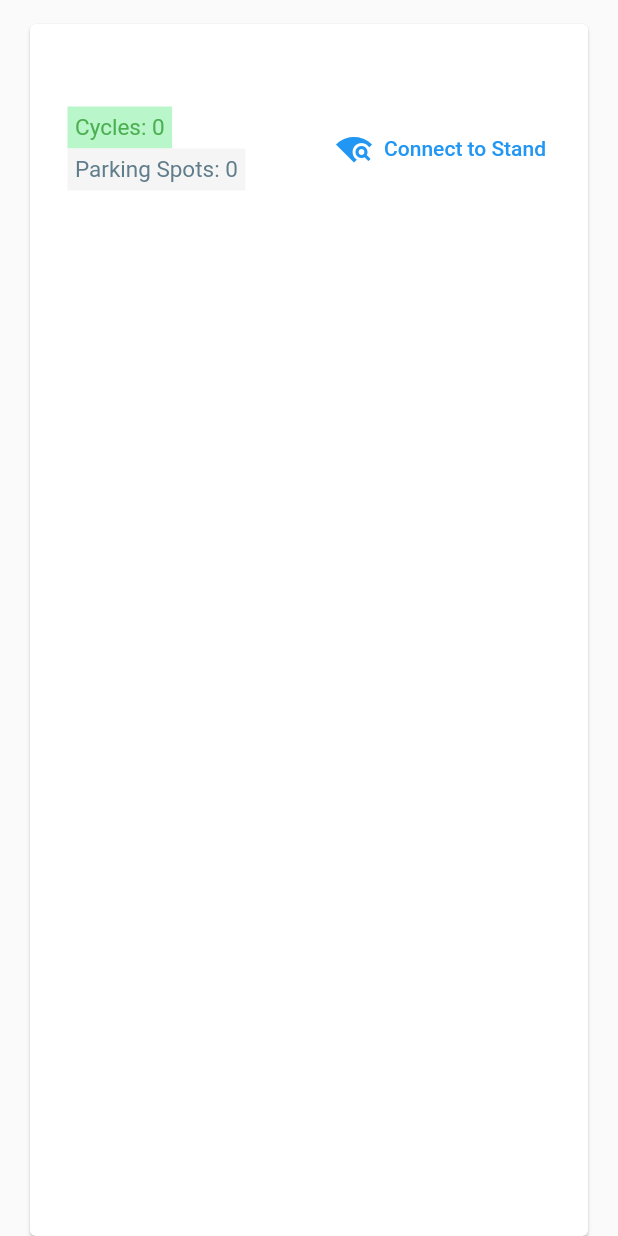
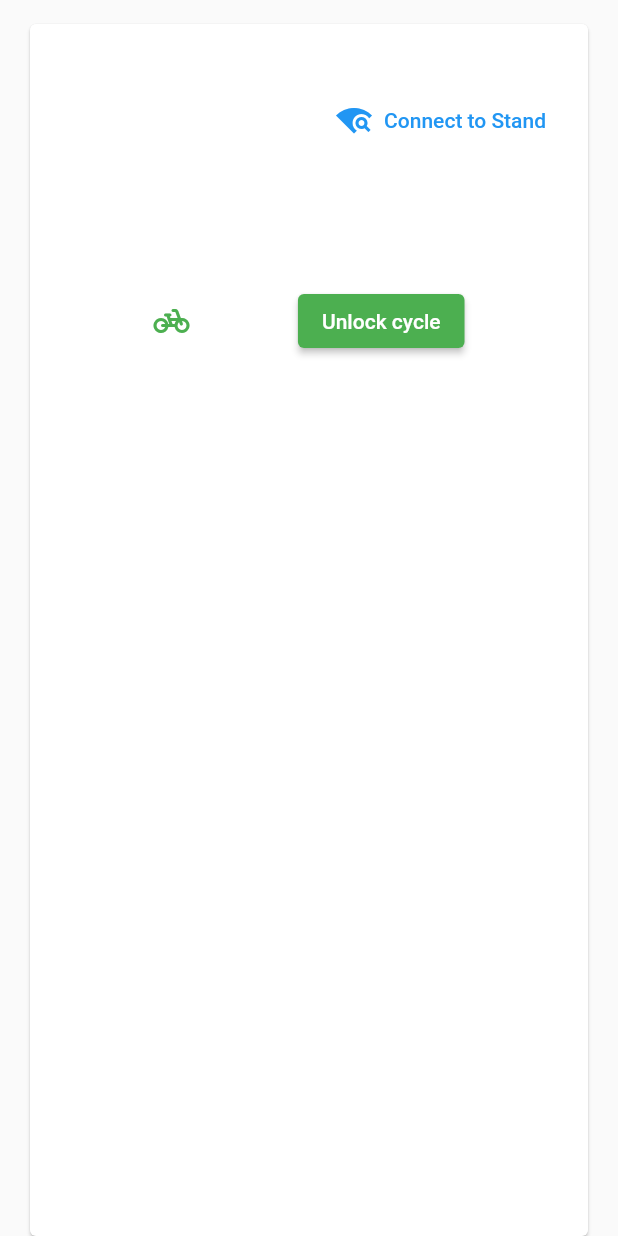
Before and after one commit to eternalfrustation/cycleone, a Flutter app: the CycleTile widget shown alone on an empty page, opened directly with empty values, after a tap on "Connect to Stand", after a tap on "cancel", on a phone screen of 412 x 824 dp. Run offline on Flutter 3.47's test engine with Material 2 defaults, Android fonts, the phone set to English and light mode, and no system bars; our stand-ins replace cloud_firestore, firebase_auth, firebase_core, flutter_bluetooth_serial, flutter_spinkit, permission_handler and 1 more; missing offline and left inert: mobile_scanner, wifi_iot; accounts and stored records are empty.

Commit message:
Added ability to unlock cycle stands using qr code

```diff
--- a/lib/models/stand.dart
+++ b/lib/models/stand.dart
@@ -1,16 +1,43 @@
+import 'dart:convert';
+import 'dart:developer';
+import 'dart:typed_data';
+
+import 'package:flutter_bluetooth_serial/flutter_bluetooth_serial.dart';
+
 class Stand {
+  final String name;
+  final String? macAddress;
+  bool? isLocked;
+  BluetoothConnection? btConn;
+  String? currentTag;
 
-  final String name;
-  final int id;
-  final List<bool> lockStatus;
-  final String ip;
-  final String ssid;
-  final String password;
-  bool connectedToApp = false;
+  Stand({
+    required this.name,
+    required this.macAddress,
+  });
+  connect() async {
+    btConn = await BluetoothConnection.toAddress(macAddress);
+    btConn?.input?.listen((data) {
+      final resp = jsonDecode(data as String);
+      if (resp["status"] == "failed") {
+        log(resp);
+        if ((resp["error"] as String).contains("Not Available")) {
+          isLocked == false;
+        }
+      } else if (resp["status"] == "success") {
+        currentTag = resp["tag"];
+        isLocked = true;
+      }
+    });
+  }
 
-  int emptys = 0;
-  int fulls = 0;
-  int total = 0;
+  void unlock() {
+    btConn?.output.add('U' as Uint8List);
+  }
 
-  Stand({required this.name, required this.id, required this.lockStatus, required this.ip, required this.ssid, required this.password});
+  void getTag() {
+    btConn?.output.add('G' as Uint8List);
+  }
 }
+
+class InvalidMacAddress {}
--- a/lib/screens/signin.dart
+++ b/lib/screens/signin.dart
@@ -6,7 +6,6 @@ import '../shared/constants.dart';
 import '../shared/loading.dart';
 
 class SignIn extends StatefulWidget {
-
   final Function toggleView;
   const SignIn({super.key, required this.toggleView});
 
@@ -15,7 +14,6 @@ class SignIn extends StatefulWidget {
 }
 
 class _SignInState extends State<SignIn> {
-
   final AuthService _authservice = AuthService();
   String email = '';
   String password = '';
@@ -25,11 +23,13 @@ class _SignInState extends State<SignIn> {
 
   @override
   Widget build(BuildContext context) {
-    return loading ? LoadingCycle() : Scaffold(
+    return loading
+        ? LoadingCycle()
+        : Scaffold(
             appBar: AppBar(
               backgroundColor: Colors.black,
               elevation: 0.0,
-        title: Text("Sign in to Cycl-One"),
+              title: Text("Sign in to Cycle-One"),
               actions: <Widget>[
                 TextButton.icon(
                     onPressed: () => widget.toggleView(),
@@ -45,28 +45,44 @@ class _SignInState extends State<SignIn> {
                       key: _formKey,
                       child: Column(
                         children: <Widget>[
-                SizedBox(height: 20,),
+                          SizedBox(
+                            height: 20,
+                          ),
                           TextFormField(
-                  decoration: textInputDecor.copyWith(hintText: 'email'),
-                  validator: (value) => value!.endsWith('sliet.ac.in') ? null : 'Enter institute email id',
+                            decoration:
+                                textInputDecor.copyWith(hintText: 'email'),
+                            validator: (value) => value!.endsWith('sliet.ac.in')
+                                ? null
+                                : 'Enter institute email id',
                             onChanged: (value) => setState(() => email = value),
                           ),
-                SizedBox(height: 20,),
+                          SizedBox(
+                            height: 20,
+                          ),
                           TextFormField(
-                  decoration: textInputDecor.copyWith(hintText: 'password'),
-                  validator: (value) => value!.length < 6 ? 'Enter valid password' : null,
+                            decoration:
+                                textInputDecor.copyWith(hintText: 'password'),
+                            validator: (value) => value!.length < 6
+                                ? 'Enter valid password'
+                                : null,
                             obscureText: true,
-                  onChanged: (value) => setState(() => password = value),
+                            onChanged: (value) =>
+                                setState(() => password = value),
                           ),
-                SizedBox(height: 20,),
+                          SizedBox(
+                            height: 20,
+                          ),
                           ElevatedButton(
                             onPressed: () async {
                               if (_formKey.currentState!.validate()) {
                                 setState(() => loading = true);
-                      dynamic result = await _authservice.signInWithEmailAndPassword(email, password);
+                                dynamic result = await _authservice
+                                    .signInWithEmailAndPassword(
+                                        email, password);
                                 if (result == null) {
                                   setState(() {
-                          error = 'invalid email password combination';
+                                    error =
+                                        'invalid email password combination';
                                     loading = false;
                                   });
                                 }
@@ -77,11 +93,19 @@ class _SignInState extends State<SignIn> {
                         ],
                       )),
                   ElevatedButton(
-              onPressed: () async => await _authservice.signInAnonymously(),
+                    onPressed: () async =>
+                        await _authservice.signInAnonymously(),
                     child: Text("Sign In Anonymously"),
                   ),
-            SizedBox(height: 20,),
-            Text(error, style: TextStyle(color: Colors.red,),),
+                  SizedBox(
+                    height: 20,
+                  ),
+                  Text(
+                    error,
+                    style: TextStyle(
+                      color: Colors.red,
+                    ),
+                  ),
                 ],
               ),
             ),
--- a/lib/services/wifi.dart
+++ /dev/null
@@ -1,53 +0,0 @@
-import 'dart:convert';
-import 'dart:developer';
-
-import 'package:wifi_iot/wifi_iot.dart';
-import 'package:flutter/material.dart';
-import 'package:cycleone/models/stand.dart';
-import 'package:http/http.dart';
-
-class WiFiService {
-  Stand stand;
-  WiFiService({required this.stand});
-  bool notConfigured = true;
-  bool notEnabled = true;
-  bool notConnected = true;
-  bool connectedToStand = false;
-
-  Future<bool?> connectToStand() async {
-    await WiFiForIoTPlugin.setEnabled(true, shouldOpenSettings: true);
-    await WiFiForIoTPlugin.connect(stand.ssid,
-        timeoutInSeconds: 5, password: stand.password);
-    await WiFiForIoTPlugin.forceWifiUsage(true);
-    /*
-      await WiFiForIoTPlugin.getIP() == stand.ip
-          ? connectedToStand = true
-          : WiFiForIoTPlugin.connect(stand.ssid, timeoutInSeconds: 5);
-*/
-    /*
-      if (!notEnabled && !notConnected && connectedToStand) {
-        notConfigured = false;
-        stand.connectedToApp = true;
-        return true;
-      } else {
-        return false;
-      }
-    }*/
-    return true;
-  }
-
-  saveRequest(int n) {}
-  update() {}
-  String sendUnlockRequest(int n) {
-    var uri = Uri(
-        scheme: "http",
-        host: stand.ip,
-        queryParameters: {'cycleNum': n.toString()});
-    log(uri.toString());
-    var request = get(uri);
-    log(request.toString());
-    var resp = request.asStream().toString();
-    log(resp);
-    return resp;
-  }
-}
--- a/lib/shared/cycletile.dart
+++ b/lib/shared/cycletile.dart
@@ -1,12 +1,8 @@
 // ignore_for_file: prefer_const_constructors
 
-
-import 'package:cycleone/services/wifi.dart';
-import 'package:cycleone/shared/constants.dart';
 import 'package:cycleone/shared/expandedcycletile.dart';
 import 'package:flutter/material.dart';
 import '../models/stand.dart';
-import 'package:wifi_iot/wifi_iot.dart';
 import 'loading.dart';
 
 class CycleTile extends StatefulWidget {
@@ -18,7 +14,6 @@ class CycleTile extends StatefulWidget {
 }
 
 class _CycleTileState extends State<CycleTile> {
-  late WiFiService wiFiService = WiFiService(stand: widget.stand);
   late String uid = widget.uid;
   bool loading = false;
   bool connected = true;
@@ -56,35 +51,6 @@ class _CycleTileState extends State<CycleTile> {
                 SizedBox(
                   width: 25,
                 ),
-                Column(
-                  crossAxisAlignment: CrossAxisAlignment.start,
-                  children: [
-                    Container(
-                      margin: EdgeInsets.fromLTRB(0.0, 15.0, 0.0, 0.0),
-                      padding: EdgeInsets.all(5.0),
-                      decoration: BoxDecoration(
-                        color: Colors.greenAccent[100],
-                      ),
-                      child: Text("Cycles: ${widget.stand.fulls}",
-                          style: TextStyle(
-                            color: Colors.green,
-                            fontSize: 15,
-                          )),
-                    ),
-                    Container(
-                      margin: EdgeInsets.fromLTRB(0.0, 0.0, 0.0, 15.0),
-                      padding: EdgeInsets.all(5.0),
-                      decoration: BoxDecoration(
-                        color: Colors.grey[100],
-                      ),
-                      child: Text("Parking Spots: ${widget.stand.emptys}",
-                          style: TextStyle(
-                            color: Colors.blueGrey,
-                            fontSize: 15,
-                          )),
-                    )
-                  ],
-                ),
                 Spacer(),
                 loading
                     ? TextButton.icon(
@@ -101,7 +67,6 @@ class _CycleTileState extends State<CycleTile> {
                       )
                     : TextButton.icon(
                         onPressed: () async {
-                          await wiFiService.connectToStand();
                           setState(() {
                             loading = true;
                           });
--- a/lib/shared/expandedcycletile.dart
+++ b/lib/shared/expandedcycletile.dart
@@ -1,7 +1,6 @@
 import 'dart:developer';
 import 'package:cycleone/shared/constants.dart';
 
-import 'package:cycleone/services/wifi.dart';
 import 'package:flutter/material.dart';
 import 'package:flutter/src/widgets/framework.dart';
 import 'package:flutter/src/widgets/placeholder.dart';
@@ -16,45 +15,37 @@ class ExpandedCycleTile extends StatelessWidget {
 
   @override
   Widget build(BuildContext context) {
-    final WiFiService wiFiService = WiFiService(stand: stand);
     final DB db = DB(uid: uid);
 
     return Container(
       padding: const EdgeInsets.all(10.0),
       child: SizedBox(
           height: 200.0,
-        child: ListView.builder(
-            itemCount: stand.lockStatus.length,
-            itemBuilder: (context, index) {
-              return Row(
+          child: Row(
             mainAxisAlignment: MainAxisAlignment.spaceEvenly,
             children: [
               Icon(
                 Icons.pedal_bike_rounded,
-                    color:
-                        (!stand.lockStatus[index]) ? Colors.grey : Colors.green,
+                color: (stand.isLocked == false) ? Colors.grey : Colors.green,
               ),
               ElevatedButton(
                 onPressed: () {
-                      stand.lockStatus[index] = false;
+                  stand.isLocked = false;
                   log("Initializing Request\n");
-                      var resp = wiFiService.sendUnlockRequest(index + 1);
-                      log(resp);
+                  stand.unlock();
+                  stand.getTag();
                   //     db.sendLockRequest(stand.id + 1, index, true);
                 },
                 style: ElevatedButton.styleFrom(
-                      backgroundColor: (!stand.lockStatus[index])
-                          ? Colors.grey
-                          : Colors.green,
+                  backgroundColor:
+                      (stand.isLocked == false) ? Colors.grey : Colors.green,
                 ),
-                    child: (!stand.lockStatus[index])
-                        ? Text("Cycle ${(index + 1).toString()} Unlocked")
-                        : Text("Unlock cycle ${(index + 1).toString()}"),
+                child: (stand.isLocked == false)
+                    ? const Text("Cycle Unlocked")
+                    : const Text("Unlock cycle"),
               ),
             ],
-              );
-            }),
-      ),
+          )),
     );
   }
 }
--- a/pubspec.yaml
+++ b/pubspec.yaml
@@ -46,7 +46,9 @@ dependencies:
   flutter_barcode_scanner: ^2.0.0
   qr_flutter:
   qrscan: ^0.3.2
-  permission_handler:
+  permission_handler: ^11.0.1
+  mobile_scanner: ^3.4.1
+  flutter_bluetooth_serial: ^0.4.0
 
 
 dev_dependencies:
```
Also changed, not shown: lib/screens/home.dart (+53 -7 lines), lib/screens/qr_scanner.dart (added, +39 -0 lines), lib/services/database.dart (+4 -18 lines), pubspec.lock, 2 other files. Lines whose indentation alone changed are shown as unchanged.
